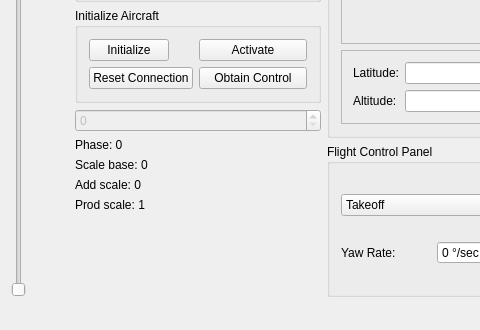
This is view/mainview.ui in Valkaryne/Matrice600DF as Qt 5 draws it before an edit; both pictures show x 0 to 480 and y 571 to 901 of the 966 by 901 pixel window. The edited form follows.
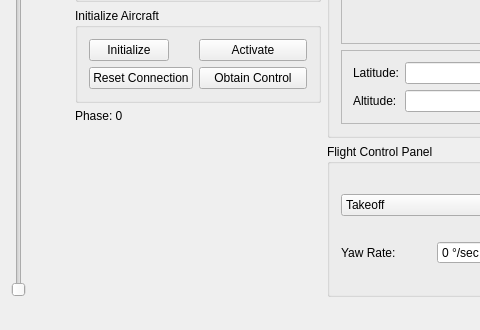
This is the edited form.

The edit to the form file:
```diff
--- a/view/mainview.ui
+++ b/view/mainview.ui
@@ -664,13 +664,6 @@
       <item>
        <layout class="QVBoxLayout" name="testLayout"/>
       </item>
-      <item>
-       <widget class="QSpinBox" name="sb_radTest">
-        <property name="enabled">
-         <bool>false</bool>
-        </property>
-       </widget>
-      </item>
       <item>
        <widget class="QLabel" name="lbltest_phase">
         <property name="text">
@@ -678,27 +671,6 @@
         </property>
        </widget>
       </item>
-      <item>
-       <widget class="QLabel" name="lbltest_base">
-        <property name="text">
-         <string>Scale base: 0</string>
-        </property>
-       </widget>
-      </item>
-      <item>
-       <widget class="QLabel" name="lbltest_add">
-        <property name="text">
-         <string>Add scale: 0</string>
-        </property>
-       </widget>
-      </item>
-      <item>
-       <widget class="QLabel" name="lbltest_prod">
-        <property name="text">
-         <string>Prod scale: 1</string>
-        </property>
-       </widget>
-      </item>
       <item>
        <spacer name="verticalSpacer">
         <property name="orientation">
```
Left out of the diff: 14 changed lines with no effect on the pictures.
